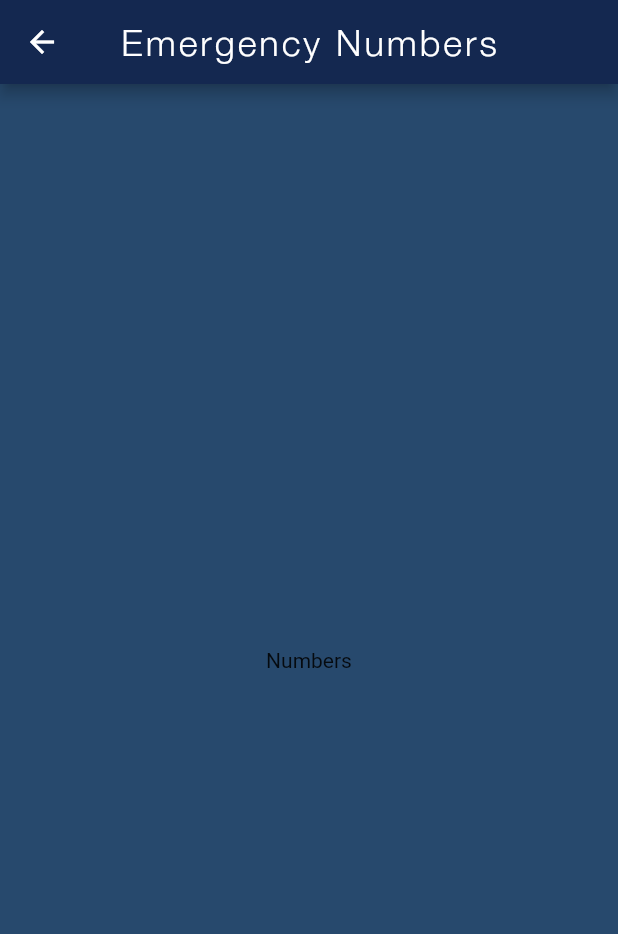
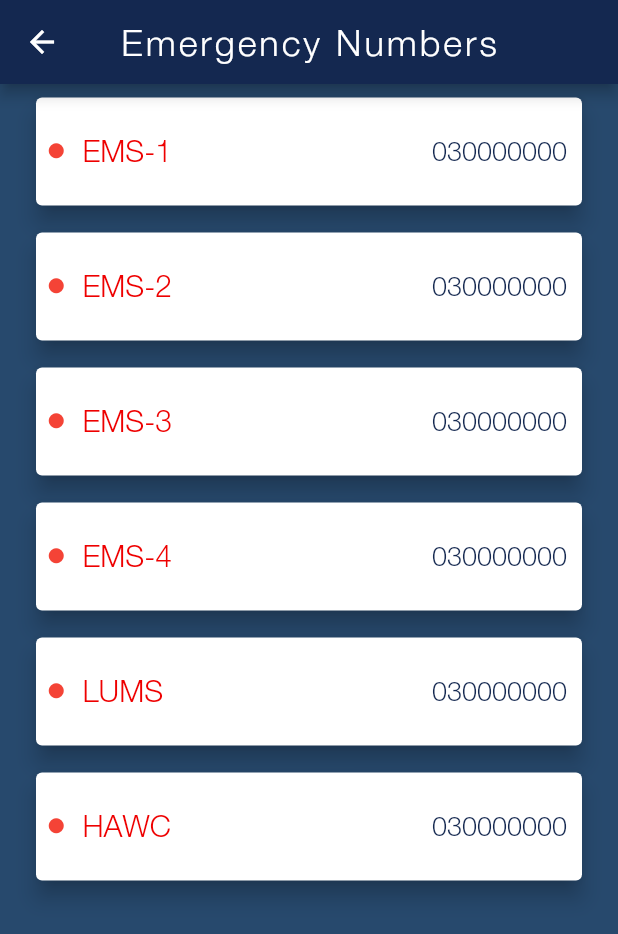
Before and after one commit to HannanNaeem/emsdirect, a Flutter app: the EmergencyNumbers screen opened by its route, on a phone screen of 412 x 824 dp. Shown: the top 934 px of the screen. Run offline on Flutter 3.47's test engine with Material 2 defaults, Android fonts, the phone set to English and light mode, and no system bars; our stand-ins replace cloud_firestore, firebase_auth, flutter_spinkit, geolocator, get, google_maps_flutter and 2 more; missing offline and left inert: material_dialog; accounts and stored records are empty.

Commit message:
emergency numbers screen completed

```diff
--- a/lib/pages/emergency_number_data.dart
+++ b/lib/pages/emergency_number_data.dart
@@ -3,19 +3,19 @@
 
   static final data = [
     {
-      'name': 'EMS 1',
+      'name': 'EMS-1',
       'contact': '030000000',
     },
     {
-      'name': 'EMS 2',
+      'name': 'EMS-2',
       'contact': '030000000',
     },
     {
-      'name': 'EMS 3',
+      'name': 'EMS-3',
       'contact': '030000000',
     },
     {
-      'name': 'EMS 4',
+      'name': 'EMS-4',
       'contact': '030000000',
     },
     {
--- a/lib/pages/emergency_numbers.dart
+++ b/lib/pages/emergency_numbers.dart
@@ -1,6 +1,17 @@
 import 'package:flutter/material.dart';
+import 'package:ems_direct/pages/emergency_number_data.dart';
+import 'package:ems_direct/pages/emergency_numbers_card.dart';
 
-class EmergencyNumbers extends StatelessWidget {
+
+
+class EmergencyNumbers extends StatefulWidget {
+  @override
+  _EmergencyNumbersState createState() => _EmergencyNumbersState();
+}
+
+class _EmergencyNumbersState extends State<EmergencyNumbers> {
+  var numberData = EmergencyNumbersData.data;
+
   @override
   Widget build(BuildContext context) {
     var screenSize = MediaQuery.of(context).size;
@@ -14,14 +25,41 @@
         title: Text(
           'Emergency Numbers',
           style: TextStyle(
+            fontSize: 24,
             fontFamily: 'HelveticaNeueLight',
-            letterSpacing: 2.0,
-            fontSize: 24,
+            color: Colors.white,
+            letterSpacing: 2,
           ),
         ),
         centerTitle: true,
       ),
-      body: Center(child: Text('Numbers')),
+      body: Container(
+        child: Column(
+          mainAxisSize: MainAxisSize.max,
+          mainAxisAlignment: MainAxisAlignment.start,
+          children: <Widget>[
+            Expanded(
+              child: ListView.builder(
+                itemCount: numberData.length,
+                itemBuilder: (context, index) {
+                  return Padding(
+                    padding: EdgeInsets.fromLTRB(20, 5, 20, 5),
+                    child: ConstrainedBox(
+                      constraints: BoxConstraints(
+                        minHeight: 80,
+                      ),
+                      child: EmergencyNumberCard(
+                        numberData[index]['name'],
+                        numberData[index]['contact']
+                          ),
+                    ),
+                  );
+                },
+              ),
+            ),
+          ],
+        ),
+      ),
     );
   }
 }
--- a/lib/pages/emergency_numbers_card.dart
+++ b/lib/pages/emergency_numbers_card.dart
@@ -23,28 +23,30 @@
     return Card(
       elevation: 6,
       child: Row(
-        mainAxisAlignment: MainAxisAlignment.start,
+        mainAxisAlignment: MainAxisAlignment.center,
         crossAxisAlignment: CrossAxisAlignment.start,
         children: <Widget>[
           Flexible(
-            flex: 5,
+            flex: 1,
             child: Row(
               crossAxisAlignment: CrossAxisAlignment.start,
               children: <Widget>[
                 Padding(
-                  padding: EdgeInsets.fromLTRB(6, 24, 0, 20),
+                  padding: EdgeInsets.fromLTRB(6, 28, 0, 20),
                   child: Icon(
                     Icons.fiber_manual_record,
                     color: color,
+                    size: 15,
                   ),
                 ),
                 Expanded(
                   flex: 1,
                   child: Padding(
-                    padding: EdgeInsets.fromLTRB(10, 25, 0, 20),
+                    padding: EdgeInsets.fromLTRB(10, 24, 0, 20),
                     child: Container(
-                      child: Column(
-                        crossAxisAlignment: CrossAxisAlignment.start,
+                      child: Row(
+                        crossAxisAlignment: CrossAxisAlignment.center,
+                        mainAxisAlignment: MainAxisAlignment.spaceBetween,
                         children: <Widget>[
                           Text(
                             widget.name,
@@ -54,12 +56,15 @@
                               fontFamily: 'HelveticaNeueLight',
                             ),
                           ),
-                          Text(
-                            widget.contact,
-                            style: TextStyle(
-                              color: const Color(0xff142850),
-                              fontSize: 14,
-                              fontFamily: 'HelveticaNeueLight',
+                          Padding(
+                            padding: const EdgeInsets.only(right: 10),
+                            child: Text(
+                              widget.contact,
+                              style: TextStyle(
+                                color: const Color(0xff142850),
+                                fontSize: 18,
+                                fontFamily: 'HelveticaNeueLight',
+                              ),
                             ),
                           ),
                         ],
```
